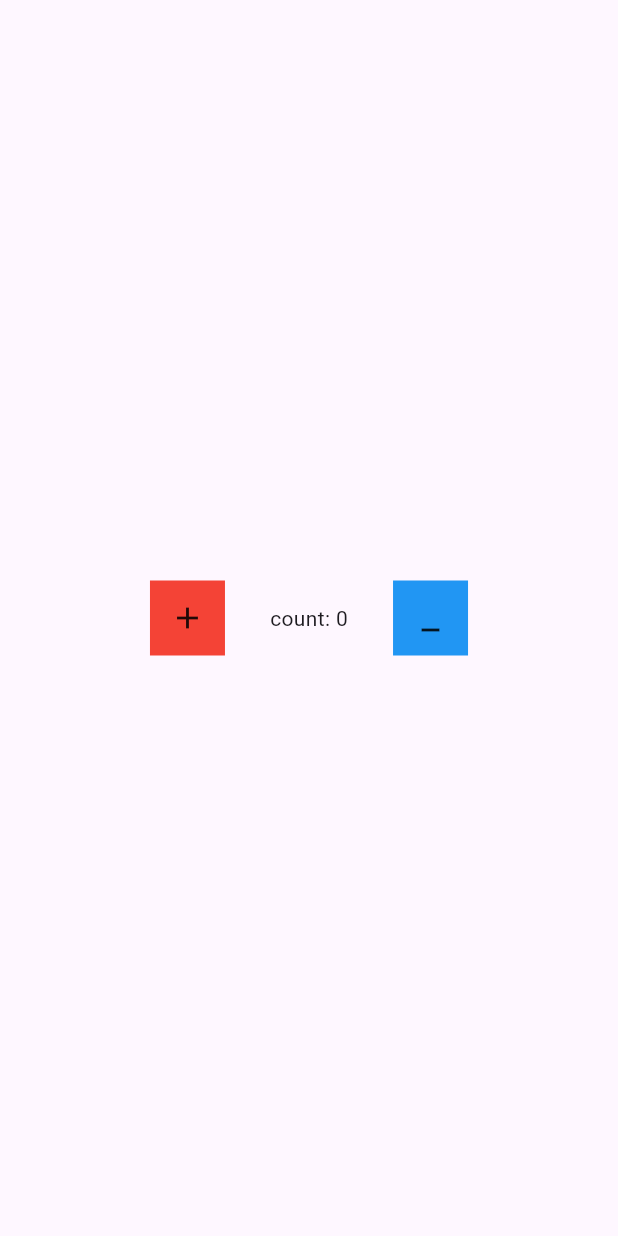
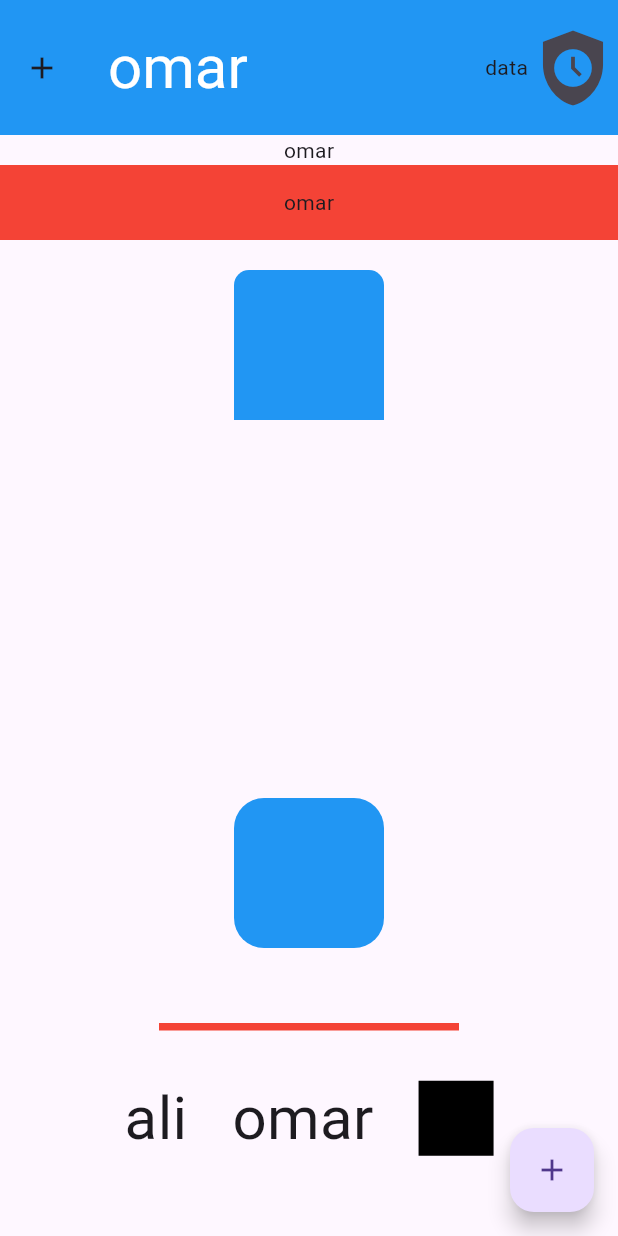
Before and after one commit to OmarMushtaha2020/example_project, a Flutter app: the LoginPage screen opened directly, on a phone screen of 412 x 824 dp. Run offline on Flutter 3.47's test engine with Material 3 defaults, Android fonts, the phone set to English and light mode, and no system bars.

Commit message:
update in code

```diff
--- a/lib/main.dart
+++ b/lib/main.dart
@@ -1,6 +1,9 @@
+import 'package:example_project/counter_stateful_widget.dart';
+import 'package:example_project/counter_stateless_widget.dart';
 import 'package:flutter/cupertino.dart';
 import 'package:flutter/material.dart';
 import 'package:flutter/widgets.dart';
+
 // life cycle of an app
 // 1.MyApp
 // 2.MaterialApp
@@ -12,6 +15,7 @@ void main() {
   // runApp function take an widget
   runApp(MyApp());
 }
+
 //Widget It is divided into two types 1.StatelessWidget ,2.StatefulWidget
 //Here MyApp extends StatelessWidget that mean  MyApp is  Widget
 //StatelessWidget We use it when we want to have a fixed interface without any interactions
@@ -21,160 +25,186 @@ class MyApp extends StatelessWidget {
   @override
   Widget build(BuildContext context) {
     return MaterialApp(
-      debugShowCheckedModeBanner: false,
-      home: LoginPage(),
+      debugShowCheckedModeBanner: true,
+      //debugShowCheckedModeBanner is a variable inside MaterialApp that takes the value of bool and its function is to remove a red bar.
+
+      home: CounterStatefulWidget(),
+      // home take an widget
     );
   }
 }
 
-class LoginPage extends StatefulWidget {
-  @override
-  State<LoginPage> createState() => _LoginPageState();
-}
-
-class _LoginPageState extends State<LoginPage> {
-  int count=0;
-@override
-  void initState() {
-    // TODO: implement initState
-  print("omar");
-    super.initState();
-  }
-  void add(){
-    setState(() {
-      count++;
-      print(count);
-    });
-
-  }
-
-  void mins(){
-    setState(() {
-      count--;
-
-      print(count);
-
-    });
-  }
-
+class LoginPage extends StatelessWidget {
+//LoginPage is widget
   @override
   Widget build(BuildContext context) {
-    // TODO: implement build
+    // Scaffold It is the frame of the page in which we put everything
     return Scaffold(
-// floatingActionButton: FloatingActionButton(onPressed: () {
-//   print("object");
-// },child: Text("o"),),
-//       bottomNavigationBar: BottomNavigationBar(
-//
-//        items: [
-//         BottomNavigationBarItem(icon: Icon(Icons.access_time_filled_sharp),label: "omar"),
-//         BottomNavigationBarItem(icon: Icon(Icons.access_time_filled_sharp),label: "omar"),
-//         BottomNavigationBarItem(icon: Icon(Icons.access_time_filled_sharp),label: "omar"),
-//         BottomNavigationBarItem(icon: Icon(Icons.access_time_filled_sharp),label: "omar"),
-//
-//       ],),
-// appBar: AppBar(
-//   toolbarHeight: 50,
-//   backgroundColor: Colors.blue,
-//   leading: Icon(Icons.access_time_filled_sharp,color: Colors.cyanAccent,),
-//   actions: [
-//     Icon(Icons.cached,color: Colors.black,size: 40,),
-//   ],
-//   title: Text("Login Page",style:TextStyle(
-//     fontSize: 40,
-//     color: Colors.cyanAccent,
-//   ) ,),
-// ),
+      floatingActionButton: FloatingActionButton(
+        //floatingActionButton is a Scaffold widget property used to add a Floating Action Button to the user interface. A floating button is a user interface element that can perform a specific action when pressed, usually used to provide quick access to an important action.
 
-//   body: Center(
-//     child: Text("omar",style: TextStyle(
-//       fontSize: 20,
-//       color: Colors.cyan,
-//     ),),
-//   ),
-      //
-//     body: Center(
-//       child: Container(
-//         height: 50,
-//         width: 60,
-//         color: Colors.orange,
-//         child: const Center(child: Text("OMAR")
-//         ),
-//       ),
-//     ),
-      //
-//       body: Container(
-// width: double.infinity,
-//         child: Column(
-//           mainAxisAlignment: MainAxisAlignment.center,
-//           crossAxisAlignment: CrossAxisAlignment.center,
-//           children: [
-//             Text("data"),
-//             SizedBox(child: Container(
-//               width: double.infinity,
-//               height: 1,
-//               color: Colors.red,
-//             ),),
-//             // Spacer(),
-//             Text("data"),
-//
-//           ],
-//         ),
-//       ),
-//     body: Center(
-//       child: Row(
-//         children: [
-//           Text("omar"),
-//           Container(width: 50,height: 50,color: Colors.red,),
-//           Spacer(),
-//           Text("omar"),
-//           SizedBox(width: 50,),
-//           Text("omar"),
-//           SizedBox(width: 50,),
-//
-//           Text("omar"),
-//
-//         ],
-//       ),
-//     ),
-      body: Container(
-        width: double.infinity,
-        child: Column(
-          mainAxisAlignment: MainAxisAlignment.center,
-          crossAxisAlignment: CrossAxisAlignment.center,
-          children: [
-            // Container(
-            //     height: 100,
-            //     width: 100,
-            //     decoration: BoxDecoration(
-            //       borderRadius: BorderRadius.only(
-            //           topRight: Radius.circular(10),
-            //           topLeft: Radius.circular(10)),
-            //       color: Colors.red,
-            //     )),
-            Row(
-              mainAxisAlignment: MainAxisAlignment.center,
-              crossAxisAlignment: CrossAxisAlignment.center,
-              children: [
-GestureDetector(onTap: (){
-  add();
+        onPressed: () {},
+        //onPressed void Function abstract You have to do it override
 
-},child: Container(width: 50,height: 50,color: Colors.red,child: Icon(Icons.add),)),
-                SizedBox(width: 30,),
+        child: const Icon(Icons
+            .add), //child is part of the definition of a FloatingActionButton or any other widget, and is used to specify the content to be displayed within the element. In this context, Icon is a widget used to display icons from the icon library available in Flutter.
+      ),
 
-                Text("count: $count"),
-                SizedBox(width: 30,),
+      // Inside Scaffold there is a variable of type appBar that takes the value AppBar(),
+      appBar: AppBar(
+        toolbarHeight: 90,
+        //toolbarHeight is a variable inside the AppBar to change the size of the AppBar
 
+        leading: const Icon(
+          //Leading is an option in the AppBar to place the widget to the left of the AppBar
 
-                GestureDetector(onTap: (){
+          Icons.add,
+        ),
+        // Icon() is a widget in Filters In order to display icon
+        actions: [
+          //It is an option in the AppBar to place the widget to the right of the AppBar so that it takes list<widget>
 
-mins();
-                },child: Container(width: 50,height: 50,color: Colors.blue,child: Icon(Icons.minimize_sharp),)),
+          const Text("data"),
+          const Icon(
+            Icons.safety_check,
+            size:
+                60, //size It is an option in the icon to change the size of the icon
+          ),
+        ],
 
-              ],
+        backgroundColor: Colors.blue,
+        //backgroundColor is a variable to change the color of the AppBar
+
+        title: const Text(
+          // Text("") is a widget to display text inside it, which takes mandatory text
+
+          "omar",
+          //style is a variable inside text that takes the value of TextStyle() In order to play with the text properties in terms of size, color and...
+          style: TextStyle(
+            color: Colors.white,
+            fontSize: 40,
+          ),
+        ),
+      ),
+      body: Column(
+        //Column A widget to place a group of list<widget> vertically
+
+        //crossAxisAlignment: CrossAxisAlignment.center is a property used in Row or Column widgets in Flutter to specify how children are aligned on the cross axis.
+        //
+        // clarification:
+        // If using Column: the transverse axis is horizontal (from left to right).
+        // If using Row: The transverse axis is vertical (top to bottom).
+        crossAxisAlignment: CrossAxisAlignment.center,
+        mainAxisAlignment: MainAxisAlignment.center,
+        //mainAxisAlignment: MainAxisAlignment.center is a property used in Row or Column in Flutter to specify how space is distributed among elements (children) on the main axis.
+        //
+        // clarification:
+        // If using Column: The major axis is vertical (top to bottom).
+        children: [
+          const Text("omar"),
+          Container(
+            width: double.infinity,
+            color: Colors.red,
+            height: 50,
+            // child It is a variable in the Container that takes a widget to display inside the Container
+            child: Center(child: Text("omar")//          //Center is a widget in Flutter that is used to center another widget within its container. Center places the scrolled item in the center of the horizontal and vertical axis of the container.
+
             ),
-          ],
-        ),
+          ),
+
+          const SizedBox(
+            height: 20,
+          ),
+          // SizedBox() is a widget in Flutter that is used to create empty space or specify a specific size for elements. It can be useful in many cases where you need to add fixed spacing between elements or specify specific dimensions for an element. Within it, you can specify the length, Within it, you can specify the length, width, or child: take a widget
+          Container(
+            width: 100,
+            //It is variable width In order to play in size Container
+            height: 100,
+            //It is variable height In order to play in size Container
+            //decoration: BoxDecoration is a Container property in Flutter that is used to apply visual decoration to the Container, such as setting a background, adding borders, shading, or making corners rounded.
+            decoration: const BoxDecoration(
+                //color is a variable to change the color of the Container
+                color: Colors.blue,
+                borderRadius: BorderRadius.only(
+                  topLeft: Radius.circular(10),
+                  topRight: Radius.circular(10),
+                )
+                //borderRadius: BorderRadius.only(...) is a property used to customize the curvature of certain corners of a container individually instead of making all corners the same. In my example, only the top corners are bent, while the bottom corners remain unbent.
+
+                ),
+          ),
+          //In Flutter, the Container is one of the most important widgets used to build user interfaces. A container is a container that can be used to collect other items
+
+          const Spacer(),
+          //Spacer() is a widget in Flutter that is used to fill the empty space between Row, Column elements. Spacer is placed between items to create flexible spacing between them, which helps distribute items evenly or fill spaces between them.
+
+          Container(
+            width: 100,
+            //It is variable width In order to play in size Container
+            height: 100,
+            //It is variable height In order to play in size Container
+            //decoration: BoxDecoration is a Container property in Flutter that is used to apply visual decoration to the Container, such as setting a background, adding borders, shading, or making corners rounded.
+            decoration: BoxDecoration(
+              //color is a variable to change the color of the Container
+              color: Colors.blue,
+              borderRadius: BorderRadius.circular(
+                  20), //borderRadius: BorderRadius.circular(int value) is a property within BoxDecoration used to specify the curvature of the container's corners. In this case, all corners are assigned a slight curvature of 2.0 pixels, which means the corners will be slightly rounded.
+            ),
+          ),
+          SizedBox(
+            height: 50,
+          ),
+          SizedBox(
+            child: Container(
+              height: 5,
+              width: 200,
+              color: Colors.red,
+            ),
+          ),
+          //In this example, we did not specify the length or height of the SizedBox, but rather we specified the child of the widget type, which is Container.
+          SizedBox(
+            height: 30,
+          ),
+
+          Row(
+            // row A widget to place an array of List <widget> horizontally
+
+            crossAxisAlignment: CrossAxisAlignment.center,
+            mainAxisAlignment: MainAxisAlignment.center,
+            children: [
+              const Text(
+                "ali",
+                style: TextStyle(fontSize: 40),
+              ),
+              SizedBox(
+                width: 30,
+              ),
+              const Text(
+                "omar",
+                style: TextStyle(fontSize: 40),
+              ),
+              SizedBox(
+                width: 30,
+              ),
+
+              GestureDetector(              //GestureDetector is a widget in Flutter that is used to detect touch actions and gestures like tap, drag, swipe, etc. It can be used to encapsulate any other widget and enable it to respond to touch interactions.
+
+              onTap: () {
+                    print("object");
+                  }
+                  //void Function abstract You have to do it override
+                  ,
+                  child: Container(
+                    width: 50,
+                    height: 50,
+                    color: Colors.black,
+                  )),
+            ],
+          ),
+          SizedBox(
+            height: 50,
+          ),
+        ],
       ),
     );
   }
```
Also changed, not shown: lib/counter_stateful_widget.dart (added, +85 -0 lines), lib/counter_stateless_widget.dart (added, +64 -0 lines).
